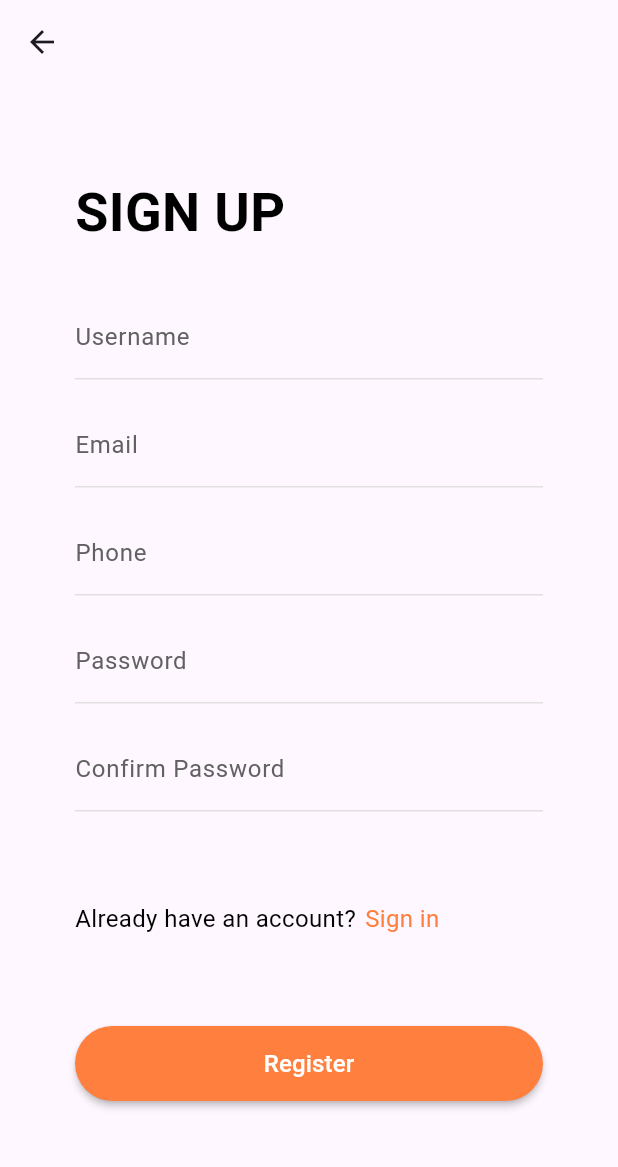
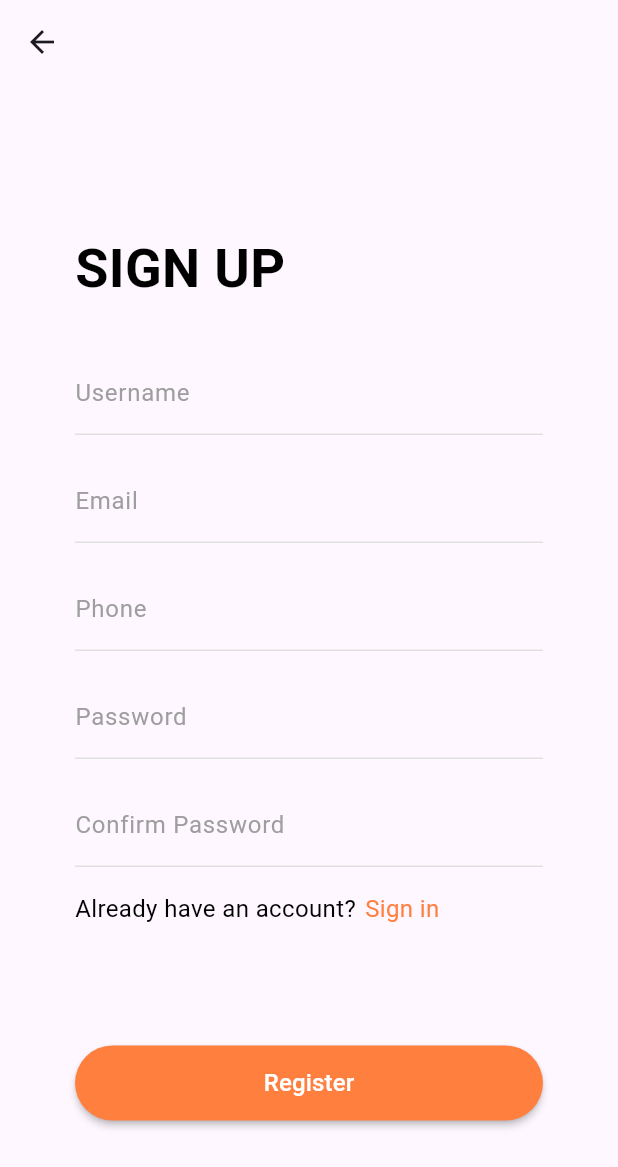
Before and after one commit to Muhanned-Anwar/Flutter_Shop, a Flutter app: the RegisterView screen opened by its route, after a tap on "Sign in", after a tap on "Sign Up", on a phone screen of 412 x 824 dp. Shown: the top 1167 px of the screen. Run offline on Flutter 3.47's test engine with Material 2 defaults, Android fonts, the phone set to English and light mode, and no system bars; our stand-ins replace easy_localization, get, shared_preferences; accounts and stored records are empty.

Commit message:
replace spacer with single child scroll view

```diff
--- a/lib/core/resources/manager_colors.dart
+++ b/lib/core/resources/manager_colors.dart
@@ -9,7 +9,7 @@ class ManagerColors {
   static Color transparent = Colors.transparent;
   static Color white = Colors.white;
   static Color black = Colors.black;
-  static Color gray = Colors.grey.shade700;
+  static Color gray = Colors.grey;
   static Color grayLight = Colors.grey.shade300;
   static Color white70 = Colors.white70;
   static Color outBoardingTitleColor = const Color(0xff393939);
--- a/lib/features/auth/presentation/view/login_view.dart
+++ b/lib/features/auth/presentation/view/login_view.dart
@@ -37,6 +37,7 @@ class _LoginViewState extends State<LoginView> {
   @override
   Widget build(BuildContext context) {
     return Scaffold(
+        // resizeToAvoidBottomInset: false,
         appBar: AppBar(
           backgroundColor: ManagerColors.transparent,
           elevation: 0,
@@ -46,17 +47,18 @@ class _LoginViewState extends State<LoginView> {
           height: double.infinity,
           alignment: AlignmentDirectional.centerStart,
           margin: const EdgeInsets.symmetric(horizontal: ManagerWidth.w50),
+          child: SingleChildScrollView(
             child: Column(
               mainAxisAlignment: MainAxisAlignment.start,
               children: [
-              const Spacer(
-                flex: 3,
+                const SizedBox(
+                  height: ManagerHeight.h24,
                 ),
                 Image.asset(
                   ManagerAssets.loginLogo,
                 ),
-              const Spacer(
-                flex: 3,
+                const SizedBox(
+                  height: ManagerHeight.h50,
                 ),
                 Align(
                   alignment: AlignmentDirectional.centerStart,
@@ -79,7 +81,8 @@ class _LoginViewState extends State<LoginView> {
                         fontSize: ManagerFontSizes.s16,
                         color: ManagerColors.gray),
                     enabledBorder: UnderlineInputBorder(
-                    borderSide: BorderSide(color: ManagerColors.secondaryColor),
+                      borderSide:
+                          BorderSide(color: ManagerColors.secondaryColor),
                     ),
                     focusedBorder: const UnderlineInputBorder(
                       borderSide: BorderSide(color: ManagerColors.primaryColor),
@@ -97,7 +100,8 @@ class _LoginViewState extends State<LoginView> {
                         fontSize: ManagerFontSizes.s16,
                         color: ManagerColors.gray),
                     enabledBorder: UnderlineInputBorder(
-                    borderSide: BorderSide(color: ManagerColors.secondaryColor),
+                      borderSide:
+                          BorderSide(color: ManagerColors.secondaryColor),
                     ),
                     focusedBorder: const UnderlineInputBorder(
                       borderSide: BorderSide(color: ManagerColors.primaryColor),
@@ -115,8 +119,8 @@ class _LoginViewState extends State<LoginView> {
                           height: ManagerHeight.h10,
                           decoration: BoxDecoration(
                               shape: BoxShape.circle,
-                            border:
-                                Border.all(color: ManagerColors.primaryColor)),
+                              border: Border.all(
+                                  color: ManagerColors.primaryColor)),
                         ),
                         const SizedBox(width: ManagerWidth.w6),
                         Text(
@@ -137,8 +141,8 @@ class _LoginViewState extends State<LoginView> {
                     ),
                   ],
                 ),
-              const Spacer(
-                flex: 2,
+                const SizedBox(
+                  height: ManagerHeight.h50,
                 ),
                 Row(
                   children: [
@@ -155,7 +159,7 @@ class _LoginViewState extends State<LoginView> {
                         Navigator.pushReplacementNamed(
                             context, Routes.registerView);
                       },
-                    child:  Text(
+                      child: Text(
                         ManagerStrings.signUp,
                         style: const TextStyle(
                           color: ManagerColors.primaryColor,
@@ -165,8 +169,8 @@ class _LoginViewState extends State<LoginView> {
                     ),
                   ],
                 ),
-              const Spacer(
-                flex: 2,
+                const SizedBox(
+                  height: ManagerHeight.h56,
                 ),
                 BaseButton(
                   onPressed: () {
@@ -179,7 +183,9 @@ class _LoginViewState extends State<LoginView> {
                   ),
                   spacerFlex: 4,
                 ),
-              const Spacer(),
+                const SizedBox(
+                  height: ManagerHeight.h40,
+                ),
                 Text(
                   ManagerStrings.or.toUpperCase(),
                   style: TextStyle(
@@ -187,7 +193,9 @@ class _LoginViewState extends State<LoginView> {
                     fontSize: ManagerFontSizes.s16,
                   ),
                 ),
-              const Spacer(),
+                const SizedBox(
+                  height: ManagerHeight.h40,
+                ),
                 Row(
                   mainAxisAlignment: MainAxisAlignment.spaceBetween,
                   children: [
@@ -208,8 +216,9 @@ class _LoginViewState extends State<LoginView> {
                     ),
                   ],
                 ),
-              const Spacer(),
+                const SizedBox(height: ManagerHeight.h24),
               ],
+            ),
           ),
         ));
   }
--- a/lib/features/auth/presentation/view/register_view.dart
+++ b/lib/features/auth/presentation/view/register_view.dart
@@ -50,16 +50,13 @@ class _RegisterViewState extends State<RegisterView> {
           elevation: 0,
         ),
         body: Container(
-          width: double.infinity,
-          height: double.infinity,
           alignment: AlignmentDirectional.centerStart,
           margin: const EdgeInsets.symmetric(horizontal: ManagerWidth.w50),
+          child: SingleChildScrollView(
             child: Column(
               mainAxisAlignment: MainAxisAlignment.start,
               children: [
-              const Spacer(
-                flex: 2,
-              ),
+               const SizedBox(height: ManagerHeight.h30),
                 Align(
                   alignment: AlignmentDirectional.centerStart,
                   child: Text(
@@ -71,7 +68,7 @@ class _RegisterViewState extends State<RegisterView> {
                     ),
                   ),
                 ),
-              Spacer(),
+                const SizedBox(height: ManagerHeight.h30),
                 TextField(
                   controller: _userNameTextEditingController,
                   cursorColor: ManagerColors.primaryColor,
@@ -89,7 +86,7 @@ class _RegisterViewState extends State<RegisterView> {
                     ),
                   ),
                 ),
-              SizedBox(height: ManagerHeight.h16),
+                const SizedBox(height: ManagerHeight.h16),
                 TextField(
                   controller: _emailTextEditingController,
                   cursorColor: ManagerColors.primaryColor,
@@ -163,9 +160,7 @@ class _RegisterViewState extends State<RegisterView> {
                     ),
                   ),
                 ),
-              const Spacer(
-                flex: 2,
-              ),
+                const SizedBox(height: ManagerHeight.h16),
                 Row(
                   children: [
                     Text(
@@ -190,9 +185,7 @@ class _RegisterViewState extends State<RegisterView> {
                     ),
                   ],
                 ),
-              const Spacer(
-                flex: 2,
-              ),
+                const SizedBox(height: ManagerHeight.h80),
                 BaseButton(
                   onPressed: () {},
                   title: ManagerStrings.register,
@@ -202,11 +195,11 @@ class _RegisterViewState extends State<RegisterView> {
                   ),
                   spacerFlex: 4,
                 ),
-              const Spacer(
-                flex: 3,
-              ),
+                const SizedBox(height: ManagerHeight.h10),
+
               ],
             ),
-        ));
+          ),
+        ),);
   }
 }
```
Lines whose indentation alone changed are shown as unchanged.
